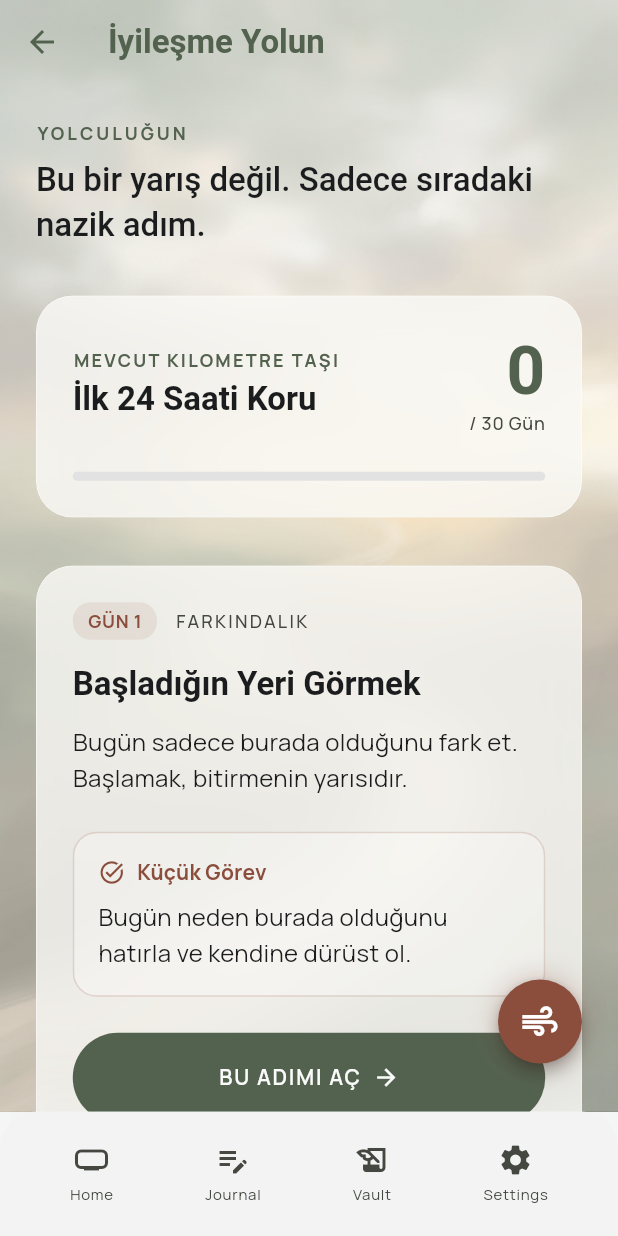
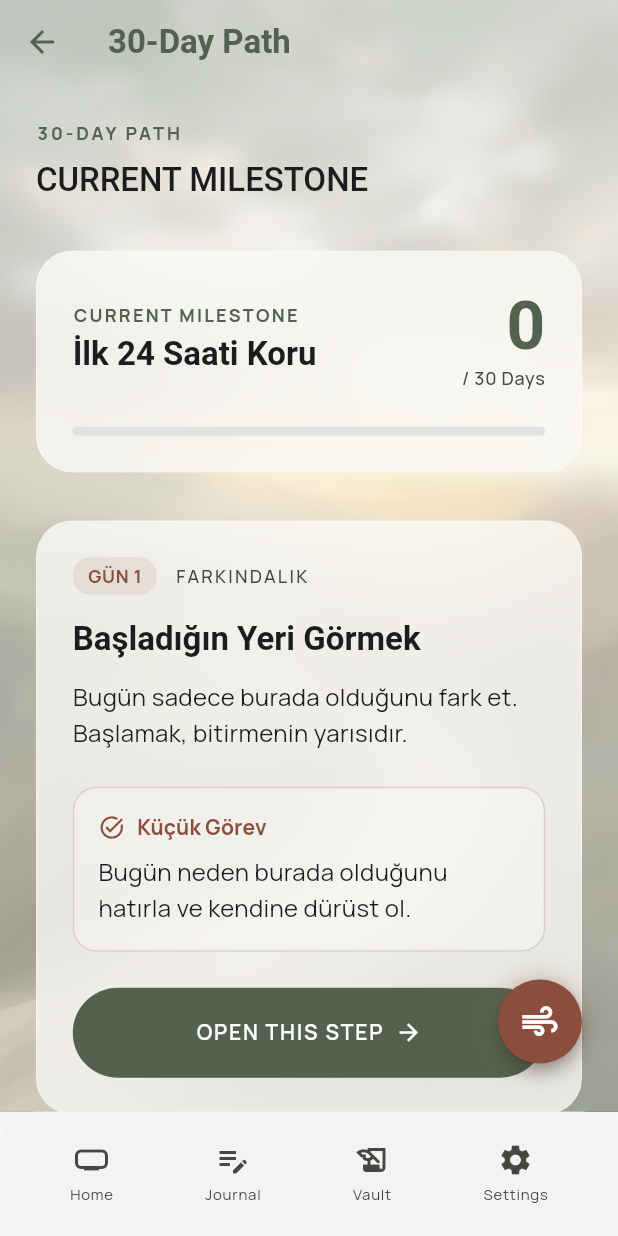
Before and after one commit to ersenbarlasai/NoContact, a Flutter app: the RecoveryPathScreen screen opened by its route, on a phone screen of 412 x 824 dp. Run offline on Flutter 3.47's test engine with Material 3 defaults, Android fonts, the phone set to English and light mode, and no system bars; our stand-ins replace flutter_local_notifications, flutter_riverpod, flutter_secure_storage, flutter_timezone, freezed_annotation, go_router and 5 more; missing offline and left inert: local_auth_android, local_auth_darwin; accounts and stored records are empty; Roboto replaces fonts that are missing (Literata).

Commit message:
feat(l10n): Complete localization for SilentReply, RecoveryPath screens + new ARB keys
- silent_reply_screen: all 3 steps localized (write, notice, choose)
  privacy note, option items, snackbars, back buttons
- recovery_path_screen: app bar title, section headers, progress card
  milestone label, day count, 'open step' buttons
- app_tr.arb + app_en.arb: add silentReplyShowOptions,
  silentReplyStep3Title, silentReplyStep3Subtitle keys
- Regenerate app_localizations_tr.dart and app_localizations_en.dart

```diff
--- a/app/mobile/lib/features/recovery_path/presentation/recovery_path_screen.dart
+++ b/app/mobile/lib/features/recovery_path/presentation/recovery_path_screen.dart
@@ -4,6 +4,7 @@ import 'package:go_router/go_router.dart';
 import '../../../app/theme/app_theme.dart';
 import '../../../core/design_system/still_widgets.dart';
 import '../../../core/design_system/emotional_background.dart';
+import '../../../l10n/app_localizations.dart';
 import '../domain/recovery_path_step.dart';
 import 'recovery_path_controller.dart';
 import '../data/static_30_day_recovery_plan.dart';
@@ -33,7 +34,7 @@ class RecoveryPathScreen extends ConsumerWidget {
                 onPressed: () => context.pop(),
               ),
               title: Text(
-                'İyileşme Yolun',
+                AppLocalizations.of(context).recoveryPathTitle,
                 style: Theme.of(context).textTheme.headlineSmall?.copyWith(
                       color: AppColors.primary,
                       fontWeight: FontWeight.bold,
@@ -47,9 +48,9 @@ class RecoveryPathScreen extends ConsumerWidget {
                 child: Column(
                   crossAxisAlignment: CrossAxisAlignment.start,
                   children: [
-                    const StillSectionHeader(
-                      title: 'Yolculuğun',
-                      subtitle: 'Bu bir yarış değil. Sadece sıradaki nazik adım.',
+                    StillSectionHeader(
+                      title: AppLocalizations.of(context).recoveryPathTitle,
+                      subtitle: AppLocalizations.of(context).recoveryPathMilestone,
                     ),
                     const SizedBox(height: 32),
                     _ProgressCard(
@@ -187,7 +188,7 @@ class _TodayStepCard extends StatelessWidget {
 
           const SizedBox(height: 24),
           StillPrimaryButton(
-            label: 'BU ADIMI AÇ',
+            label: AppLocalizations.of(context).recoveryPathOpenStep,
             onPressed: () => _handleToolAction(context, step.linkedTool),
           ),
         ],
@@ -241,7 +242,7 @@ class _ProgressCard extends StatelessWidget {
                 crossAxisAlignment: CrossAxisAlignment.start,
                 children: [
                   Text(
-                    'Mevcut Kilometre Taşı'.toUpperCase(),
+                    AppLocalizations.of(context).recoveryPathMilestone,
                     style: Theme.of(context).textTheme.labelSmall?.copyWith(
                           color: AppColors.primary,
                           letterSpacing: 1.5,
@@ -270,7 +271,7 @@ class _ProgressCard extends StatelessWidget {
                         ),
                   ),
                   Text(
-                    '/ 30 Gün',
+                    AppLocalizations.of(context).recoveryPathDayCount,
                     style: Theme.of(context).textTheme.labelSmall?.copyWith(
                           color: AppColors.onSurfaceVariant,
                         ),
@@ -419,7 +420,7 @@ class _PathStepItem extends StatelessWidget {
                       if (isActive && step.suggestedActionRoute != null) ...[
                         const SizedBox(height: 16),
                         StillPrimaryButton(
-                          label: 'BU ADIMI AÇ',
+                          label: AppLocalizations.of(context).recoveryPathOpenStep,
                           icon: Icons.play_arrow_rounded,
                           onPressed: () => context.push(step.suggestedActionRoute!),
                         ),
--- a/app/mobile/lib/l10n/app_en.arb
+++ b/app/mobile/lib/l10n/app_en.arb
@@ -276,6 +276,9 @@
   "silentReplyHint": "What did you want to write?",
   "silentReplyPrivacyNote": "This is never sent.",
   "silentReplySaveToVault": "SAVE TO VAULT",
+  "silentReplyShowOptions": "SHOW MY OPTIONS",
+  "silentReplyStep3Title": "Choose a safer exit now.",
+  "silentReplyStep3Subtitle": "You protected your words. Now choose what to do with them.",
   "silentReplyRelease": "RELEASE",
   "silentReplySavedSnackbar": "Your quiet reply was added to the vault.",
 
--- a/app/mobile/lib/l10n/app_localizations.dart
+++ b/app/mobile/lib/l10n/app_localizations.dart
@@ -1274,6 +1274,24 @@ abstract class AppLocalizations {
   /// **'KASAYA KAYDET'**
   String get silentReplySaveToVault;
 
+  /// No description provided for @silentReplyShowOptions.
+  ///
+  /// In tr, this message translates to:
+  /// **'SEÇENEKLERİ GÖSTER'**
+  String get silentReplyShowOptions;
+
+  /// No description provided for @silentReplyStep3Title.
+  ///
+  /// In tr, this message translates to:
+  /// **'Şimdi daha güvenli bir çıkış seç.'**
+  String get silentReplyStep3Title;
+
+  /// No description provided for @silentReplyStep3Subtitle.
+  ///
+  /// In tr, this message translates to:
+  /// **'Kelimelerini korudun. Şimdi onlarla ne yapacağını seç.'**
+  String get silentReplyStep3Subtitle;
+
   /// No description provided for @silentReplyRelease.
   ///
   /// In tr, this message translates to:
--- a/app/mobile/lib/l10n/app_tr.arb
+++ b/app/mobile/lib/l10n/app_tr.arb
@@ -276,6 +276,9 @@
   "silentReplyHint": "Ne yazmak istiyordun?",
   "silentReplyPrivacyNote": "Bu hiçbir zaman gönderilmez.",
   "silentReplySaveToVault": "KASAYA KAYDET",
+  "silentReplyShowOptions": "SEÇENEKLERİ GÖSTER",
+  "silentReplyStep3Title": "Şimdi daha güvenli bir çıkış seç.",
+  "silentReplyStep3Subtitle": "Kelimelerini korudun. Şimdi onlarla ne yapacağını seç.",
   "silentReplyRelease": "SERBEST BIRAK",
   "silentReplySavedSnackbar": "Sessiz cevabın kasaya eklendi.",
 
```
Also changed, not shown: app/mobile/lib/features/silent_reply/presentation/silent_reply_screen.dart (+19 -17 lines), app/mobile/lib/l10n/app_localizations_en.dart (+10 -0 lines), app/mobile/lib/l10n/app_localizations_tr.dart (+10 -0 lines).
